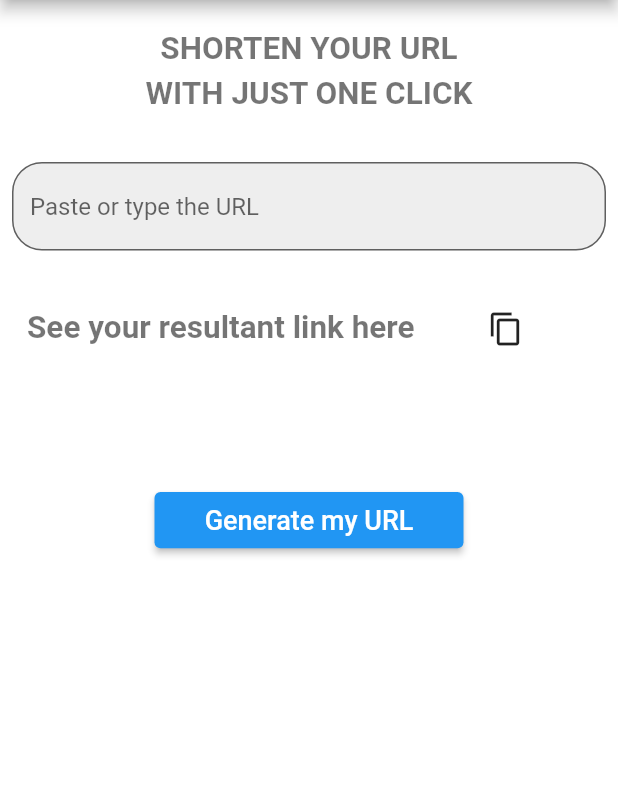
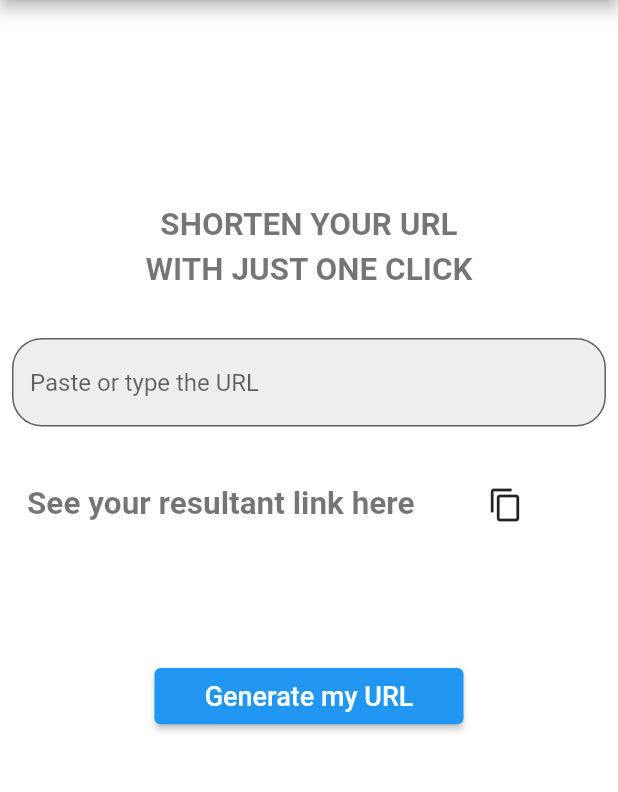
Before and after one commit to abhinavanRoy/flutter-url-shortner, a Flutter app: the screen it shows after launch, on a phone screen of 412 x 824 dp, the part 84-876 px from its top. Run offline on Flutter 3.47's test engine with Material 2 defaults, Android fonts, the phone set to English and light mode, and no system bars.

Commit message:
Updated UI

```diff
--- a/lib/Screens/HomePage.dart
+++ b/lib/Screens/HomePage.dart
@@ -39,7 +39,7 @@ class _HomePageState extends State<HomePage> {
         child: Column(
           children: <Widget>[
             SizedBox(
-              height: 20.0,
+              height: height/6,
             ),
             Text(
               "SHORTEN YOUR URL",
```
